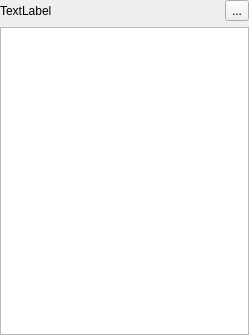
Above: data/roster.ui from jabbercat/jabbercat before the change. Below: the same form after it.
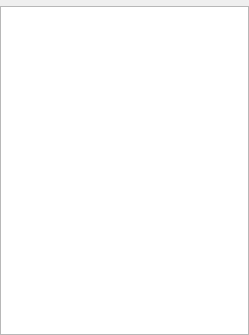
That is the form after the change. Custom widgets are drawn as their Qt base class.

Commit message: New roster search widget

Diff of the .ui file:
```diff
--- a/data/roster.ui
+++ b/data/roster.ui
@@ -27,45 +27,7 @@
     <number>0</number>
    </property>
    <item>
-    <widget class="QWidget" name="filter_widget" native="true">
-     <layout class="QHBoxLayout" name="horizontalLayout">
-      <property name="leftMargin">
-       <number>0</number>
-      </property>
-      <property name="topMargin">
-       <number>0</number>
-      </property>
-      <property name="rightMargin">
-       <number>0</number>
-      </property>
-      <property name="bottomMargin">
-       <number>0</number>
-      </property>
-      <item>
-       <widget class="QLabel" name="filter_label">
-        <property name="text">
-         <string>TextLabel</string>
-        </property>
-        <property name="wordWrap">
-         <bool>true</bool>
-        </property>
-       </widget>
-      </item>
-      <item>
-       <widget class="QToolButton" name="clear_filters">
-        <property name="toolTip">
-         <string>Clear the filters</string>
-        </property>
-        <property name="text">
-         <string>...</string>
-        </property>
-        <property name="shortcut">
-         <string>Esc</string>
-        </property>
-       </widget>
-      </item>
-     </layout>
-    </widget>
+    <widget class="TagsInput" name="filter_widget" native="true"/>
    </item>
    <item>
     <widget class="QListView" name="roster_view">
@@ -155,6 +117,14 @@
    </property>
   </action>
  </widget>
+ <customwidgets>
+  <customwidget>
+   <class>TagsInput</class>
+   <extends>QWidget</extends>
+   <header>mlxcqt.widgets.tagsinput</header>
+   <container>1</container>
+  </customwidget>
+ </customwidgets>
  <resources/>
  <connections/>
 </ui>
```
The commit also changes 4 other files.
